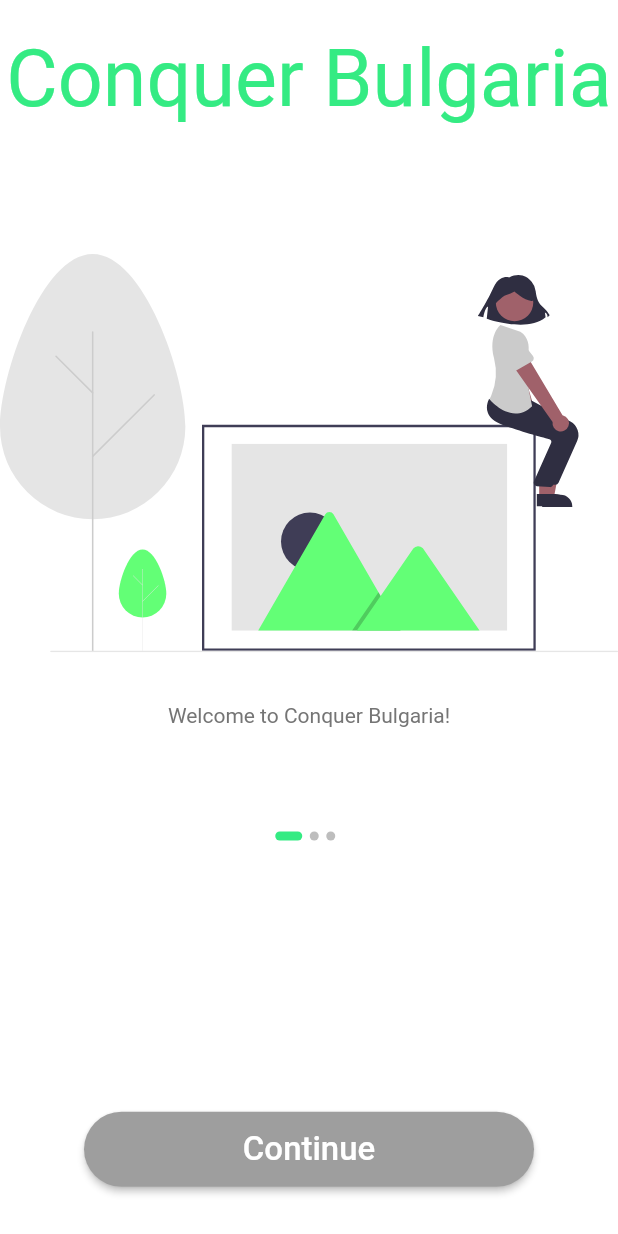
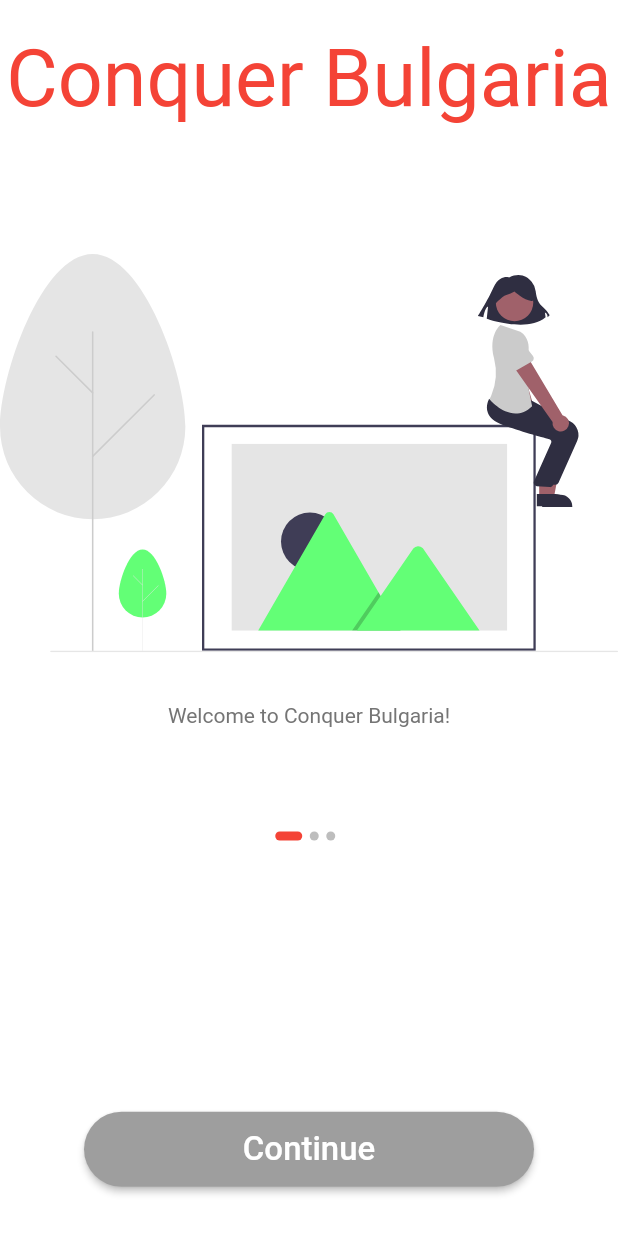
Before and after one commit to AEZakmee/conquer_bulgaria_app, a Flutter app: the screen it shows after launch, on a phone screen of 412 x 824 dp. Run offline on Flutter 3.47's test engine with Material 2 defaults, Android fonts, the light colour scheme and no system bars; drawn by our look-alikes of rounded_loading_button; our stand-ins replace cloud_firestore, firebase_auth, flutter_svg; accounts and stored records are empty; Roboto replaces fonts that are missing (aAlwaysSmile).

Commit message:
Main Screen

```diff
--- a/lib/main.dart
+++ b/lib/main.dart
@@ -1,11 +1,13 @@
+import 'package:conquer_bulgaria_app/model/data.dart';
 import 'package:conquer_bulgaria_app/screens/main_window/main_window_screen.dart';
+import 'package:conquer_bulgaria_app/size_config.dart';
+import 'package:provider/provider.dart';
 
 import 'routes.dart';
+import 'screens/splash/splash_screen.dart';
 import 'strings.dart';
 import 'theme.dart';
 import 'package:flutter/material.dart';
-
-import 'screens/splash/splash_screen.dart';
 
 void main() {
   runApp(MyApp());
@@ -15,12 +17,16 @@ class MyApp extends StatelessWidget {
   // This widget is the root of your application.
   @override
   Widget build(BuildContext context) {
-    return MaterialApp(
-      debugShowCheckedModeBanner: false,
-      title: sName,
-      theme: theme(),
-      initialRoute: SplashScreen.routeName,
-      routes: routes,
+    return ChangeNotifierProvider(
+      create: (context) => Data(),
+      child: MaterialApp(
+        debugShowCheckedModeBanner: false,
+        title: sName,
+        theme: theme(),
+        initialRoute: //MainWindow.routeName,
+            SplashScreen.routeName,
+        routes: routes,
+      ),
     );
   }
 }
--- /dev/null
+++ b/lib/model/data.dart
@@ -0,0 +1,54 @@
+import 'package:flutter/cupertino.dart';
+
+class Data extends ChangeNotifier {
+  static String snimka =
+      'https://images.unsplash.com/photo-1438761681033-6461ffad8d80?ixid=MXwxMjA3fDB8MHxwaG90by1wYWdlfHx8fGVufDB8fHw%3D&ixlib=rb-1.2.1&auto=format&fit=crop&w=1350&q=80';
+  List<User> demoUsers = [
+    User(name: 'gosho', image: snimka),
+    User(name: 'pesho', image: snimka),
+    User(name: 'ivan', image: snimka),
+    User(name: 'krasi', image: snimka),
+  ];
+  void changeCurrentUser(User user) {
+    currentUser = user;
+    notifyListeners();
+  }
+
+  int get placesLength => demoPlaces.length;
+
+  User currentUser = User(
+      name: 'petkan',
+      image:
+          'https://images.unsplash.com/photo-1438761681033-6461ffad8d80?ixid=MXwxMjA3fDB8MHxwaG90by1wYWdlfHx8fGVufDB8fHw%3D&ixlib=rb-1.2.1&auto=format&fit=crop&w=1350&q=80');
+  List<TravelLocation> demoPlaces = [
+    TravelLocation(
+        name: 'Къща музей „Никола Вапцаров“',
+        image:
+            'https://upload.wikimedia.org/wikipedia/commons/4/44/%D0%9A%D1%8A%D1%89%D0%B0%D1%82%D0%B0_%D0%BD%D0%B0_%D0%9D%D0%B8%D0%BA%D0%BE%D0%BB%D0%B0_%D0%92%D0%B0%D0%BF%D1%86%D0%B0%D1%80%D0%BE%D0%B2.jpg'),
+    TravelLocation(
+        name: 'Къща музей „Неофит Рилски“',
+        image:
+            'https://upload.wikimedia.org/wikipedia/commons/2/27/Museum_House_of_Neofit_Rilski.jpg'),
+    TravelLocation(
+        name: 'Велянова къща',
+        image:
+            'https://upload.wikimedia.org/wikipedia/commons/0/06/%D0%92%D0%B5%D0%BB%D1%8F%D0%BD%D0%BE%D0%B2%D0%B0%D1%82%D0%B0_%D0%BA%D1%8A%D1%89%D0%B0_%D0%91%D0%B0%D0%BD%D1%81%D0%BA%D0%BE.JPG'),
+    TravelLocation(
+        name: 'Постоянна иконна изложба „Банска художествена школа“',
+        image:
+            'https://upload.wikimedia.org/wikipedia/commons/0/08/Bansko_Icon_Gallery_Icons.jpg'),
+  ];
+}
+
+class User {
+  String name;
+  String image;
+  User({this.name, this.image});
+}
+
+class TravelLocation {
+  String name;
+  String image;
+
+  TravelLocation({this.name, this.image});
+}
--- a/lib/strings.dart
+++ b/lib/strings.dart
@@ -17,3 +17,6 @@ const String sMatchPassError = "Passwords don't match";
 const String sNameNullError = "Please Enter your name";
 const String sPhoneNumberNullError = "Please Enter your phone number";
 const String sAddressNullError = "Please Enter your address";
+const String sSearchPlace = 'Search a destination';
+const String sPlacesMainScreen = 'Check out those places';
+const String sSeeAll = 'See All';
--- a/lib/theme.dart
+++ b/lib/theme.dart
@@ -6,24 +6,18 @@ ThemeData theme() {
     scaffoldBackgroundColor: Colors.white,
     appBarTheme: appBarTheme(),
     textTheme: textTheme(),
-    backgroundColor: Colors.red,
-    inputDecorationTheme: inputDecorationTheme(),
+    brightness: Brightness.light,
+    primarySwatch: Colors.grey,
+    primaryColor: kPrimaryColor,
+    primaryColorBrightness: Brightness.light,
+    accentColor: kAccentColor,
+    accentColorBrightness: Brightness.light,
+    inputDecorationTheme: InputDecorationTheme(
+      fillColor: kPrimaryColor,
+      labelStyle: TextStyle(color: kPrimaryColor),
+      suffixStyle: TextStyle(color: kPrimaryColor),
+    ),
     visualDensity: VisualDensity.adaptivePlatformDensity,
-  );
-}
-
-InputDecorationTheme inputDecorationTheme() {
-  OutlineInputBorder outlineInputBorder = OutlineInputBorder(
-    borderRadius: BorderRadius.circular(28),
-    borderSide: BorderSide(color: kTextColor),
-    gapPadding: 10,
-  );
-  return InputDecorationTheme(
-    floatingLabelBehavior: FloatingLabelBehavior.always,
-    contentPadding: EdgeInsets.symmetric(horizontal: 42, vertical: 20),
-    enabledBorder: outlineInputBorder,
-    focusedBorder: outlineInputBorder,
-    border: outlineInputBorder,
   );
 }
 
@@ -41,7 +35,7 @@ AppBarTheme appBarTheme() {
     brightness: Brightness.light,
     iconTheme: IconThemeData(color: Colors.black),
     textTheme: TextTheme(
-      headline6: TextStyle(color: Color(0XFF8B8B8B), fontSize: 18),
+      headline6: TextStyle(color: Colors.black, fontSize: 18),
     ),
   );
 }
--- a/pubspec.yaml
+++ b/pubspec.yaml
@@ -35,6 +35,7 @@ dependencies:
   firebase_auth: ^0.14.0+5
   cloud_firestore: ^0.12.9+5
   rounded_loading_button: ^1.0.0
+  cached_network_image: ^3.0.0
 
 
 dev_dependencies:
```
Also changed, not shown: lib/constants.dart (+18 -7 lines), lib/screens/main_window/components/app_bar.dart (added, +51 -0 lines), lib/screens/main_window/components/body.dart (added, +138 -0 lines), lib/screens/main_window/components/bot_part.dart (added, +43 -0 lines), lib/screens/main_window/components/search_field.dart (added, +59 -0 lines), lib/screens/main_window/main_window_screen.dart (+12 -3 lines), lib/screens/sign_in/components/forms.dart (+6 -2 lines), assets/images/main_window_background.jpg (added), assets/images/main_window_background2.jpg (added), pubspec.lock.
